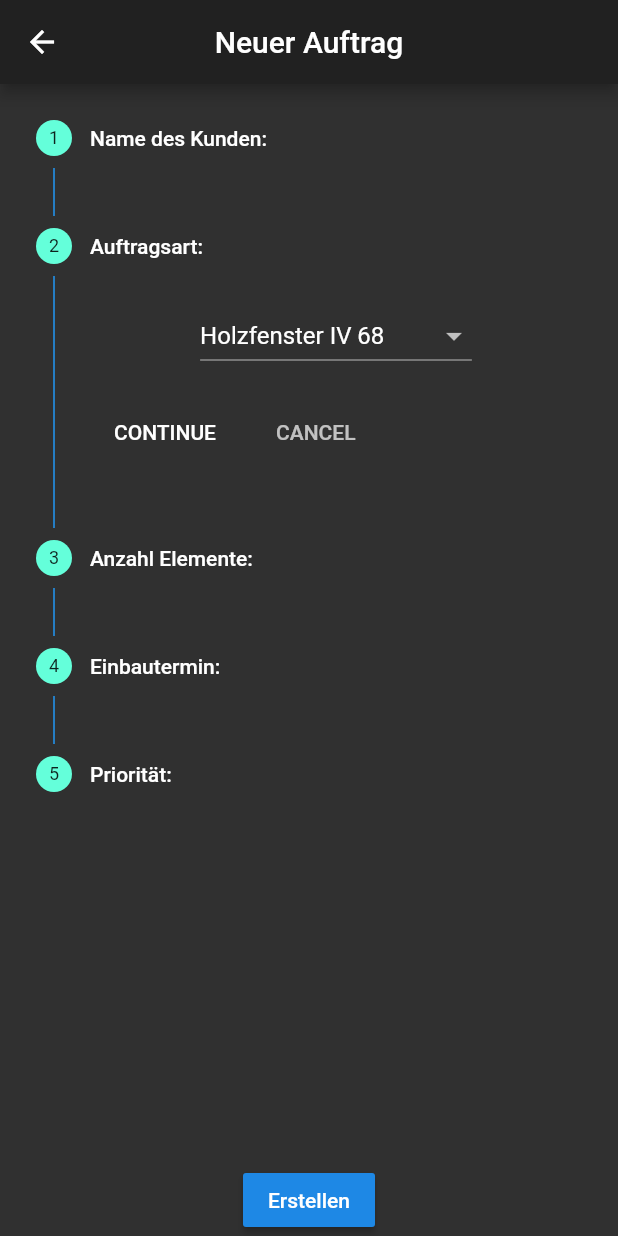
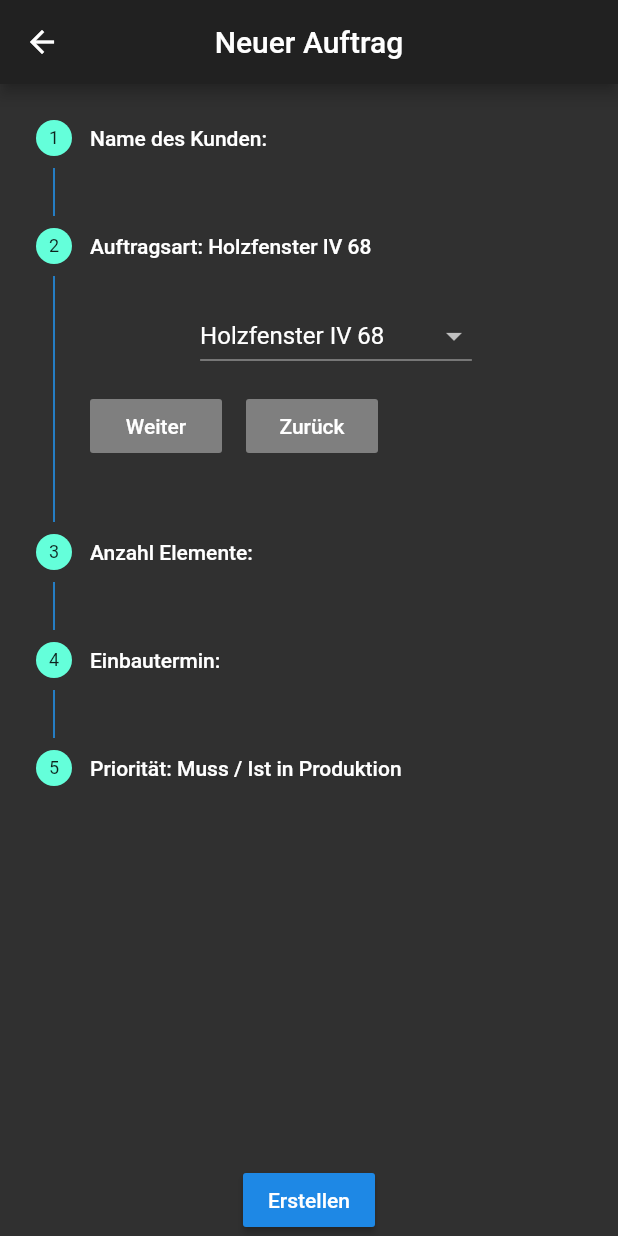
Before and after one commit to Marcel-Geirhos/buehlmaier_app, a Flutter app: the NewAssignmentPage screen opened directly, after a tap on an icon or button, on a phone screen of 412 x 824 dp. Run offline on Flutter 3.47's test engine with Material 2 defaults, Android fonts, the phone set to English and light mode, and no system bars; our stand-ins replace cloud_firestore, table_calendar; accounts and stored records are empty.

Commit message:
Neuer Auftrag
- Neuer Auftrag weiter implementiert.

```diff
--- a/lib/userInterface/newAssignmentPage.dart
+++ b/lib/userInterface/newAssignmentPage.dart
@@ -11,10 +11,13 @@ class _NewAssignmentPageState extends State<NewAssignmentPage> {
   int currentStep = 0;
   bool complete = false;
   String _currentOrderType;
+  String _currentPrio;
   StepperType stepperType = StepperType.horizontal;
   TextEditingController _consumerName = TextEditingController();
+  TextEditingController _numberOfElements = TextEditingController();
   CalendarController _calendarController = CalendarController();
   List<DropdownMenuItem<String>> _dropdownMenuOrderType;
+  List<DropdownMenuItem<String>> _dropdownMenuPrio;
   List<String> _orderType = [
     'Holzfenster IV 68',
     'Holzfenster IV 78',
@@ -27,12 +30,15 @@ class _NewAssignmentPageState extends State<NewAssignmentPage> {
     'Leisten',
     'Sonstiges'
   ];
+  List<String> _prio = ['Muss / Ist in Produktion', 'Kann produziert werden', 'Warten auf Produktionsfreigabe'];
 
   @override
   void initState() {
     super.initState();
     _dropdownMenuOrderType = getDropdownMenuItemsForOrderType();
     _currentOrderType = _dropdownMenuOrderType[0].value;
+    _dropdownMenuPrio = getDropdownMenuItemsForPrio();
+    _currentPrio = _dropdownMenuPrio[0].value;
     _calendarController = CalendarController();
   }
 
@@ -43,6 +49,7 @@ class _NewAssignmentPageState extends State<NewAssignmentPage> {
     super.dispose();
   }
 
+  // TODO Steps jeweils in eigene Widgets auslagern.
   @override
   Widget build(BuildContext context) {
     return Scaffold(
@@ -54,6 +61,26 @@ class _NewAssignmentPageState extends State<NewAssignmentPage> {
         children: [
           Expanded(
             child: Stepper(
+              controlsBuilder: (BuildContext context, {VoidCallback onStepContinue, VoidCallback onStepCancel}) {
+                return Row(
+                  children: <Widget>[
+                    Padding(
+                      padding: const EdgeInsets.only(top: 12.0),
+                      child: RaisedButton(
+                        onPressed: onStepContinue,
+                        child: Text('Weiter', style: TextStyle(color: Colors.white)),
+                      ),
+                    ),
+                    Padding(
+                      padding: const EdgeInsets.only(top: 12.0, left: 16.0),
+                      child: RaisedButton(
+                        onPressed: onStepCancel,
+                        child: Text('Zurück', style: TextStyle(color: Colors.white)),
+                      ),
+                    ),
+                  ],
+                );
+              },
               steps: [
                 Step(
                   title: Text('Name des Kunden: ${_consumerName.text.toString()}'),
@@ -74,7 +101,7 @@ class _NewAssignmentPageState extends State<NewAssignmentPage> {
                   ),
                 ),
                 Step(
-                  title: const Text('Auftragsart: '),
+                  title: Text('Auftragsart: $_currentOrderType'),
                   isActive: true,
                   state: StepState.indexed,
                   content: Column(
@@ -88,12 +115,13 @@ class _NewAssignmentPageState extends State<NewAssignmentPage> {
                   ),
                 ),
                 Step(
-                  title: const Text('Anzahl Elemente: '),
+                  title: Text('Anzahl Elemente: ${_numberOfElements.text.toString()}'),
                   isActive: true,
                   state: StepState.indexed,
                   content: Column(
                     children: [
                       TextFormField(
+                        controller: _numberOfElements,
                         keyboardType: TextInputType.number,
                         decoration: InputDecoration(labelText: 'Anzahl Elemente'),
                       ),
@@ -152,13 +180,15 @@ class _NewAssignmentPageState extends State<NewAssignmentPage> {
                   ),
                 ),
                 Step(
-                  title: const Text('Priorität: '),
+                  title: Text('Priorität: $_currentPrio'),
                   isActive: true,
                   state: StepState.indexed,
                   content: Column(
                     children: [
-                      TextFormField(
-                        decoration: InputDecoration(labelText: 'Priorität'),
+                      DropdownButton(
+                        value: _currentPrio,
+                        items: _dropdownMenuPrio,
+                        onChanged: changedDropdownPrio,
                       ),
                     ],
                   ),
@@ -190,7 +220,10 @@ class _NewAssignmentPageState extends State<NewAssignmentPage> {
   }
 
   goTo(int step) {
-    setState(() => currentStep = step);
+    setState(() {
+      currentStep = step;
+      FocusScope.of(context).unfocus();
+    });
   }
 
   List<DropdownMenuItem<String>> getDropdownMenuItemsForOrderType() {
@@ -204,6 +237,21 @@ class _NewAssignmentPageState extends State<NewAssignmentPage> {
   void changedDropdownOrderType(String selectedChoice) {
     setState(() {
       _currentOrderType = selectedChoice;
+    });
+  }
+
+  // TODO eine Funktion für alle Dopdownmenüs
+  List<DropdownMenuItem<String>> getDropdownMenuItemsForPrio() {
+    List<DropdownMenuItem<String>> items = new List();
+    for (String prio in _prio) {
+      items.add(new DropdownMenuItem(value: prio, child: new Text(prio)));
+    }
+    return items;
+  }
+
+  void changedDropdownPrio(String selectedChoice) {
+    setState(() {
+      _currentPrio = selectedChoice;
     });
   }
 
```
